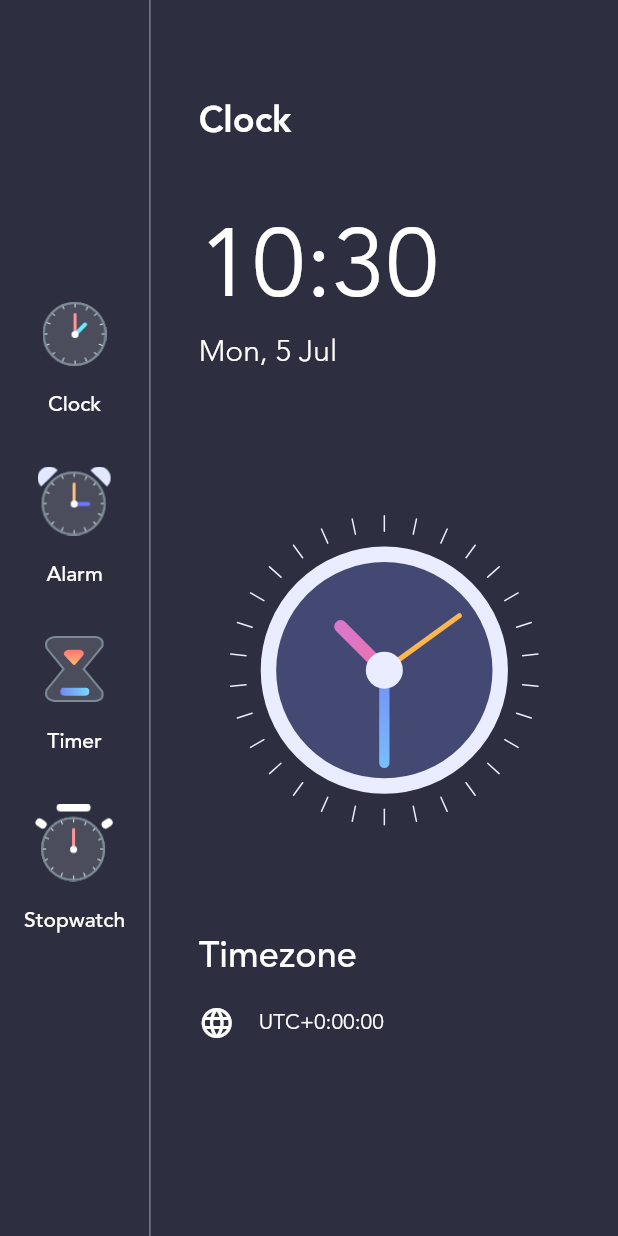
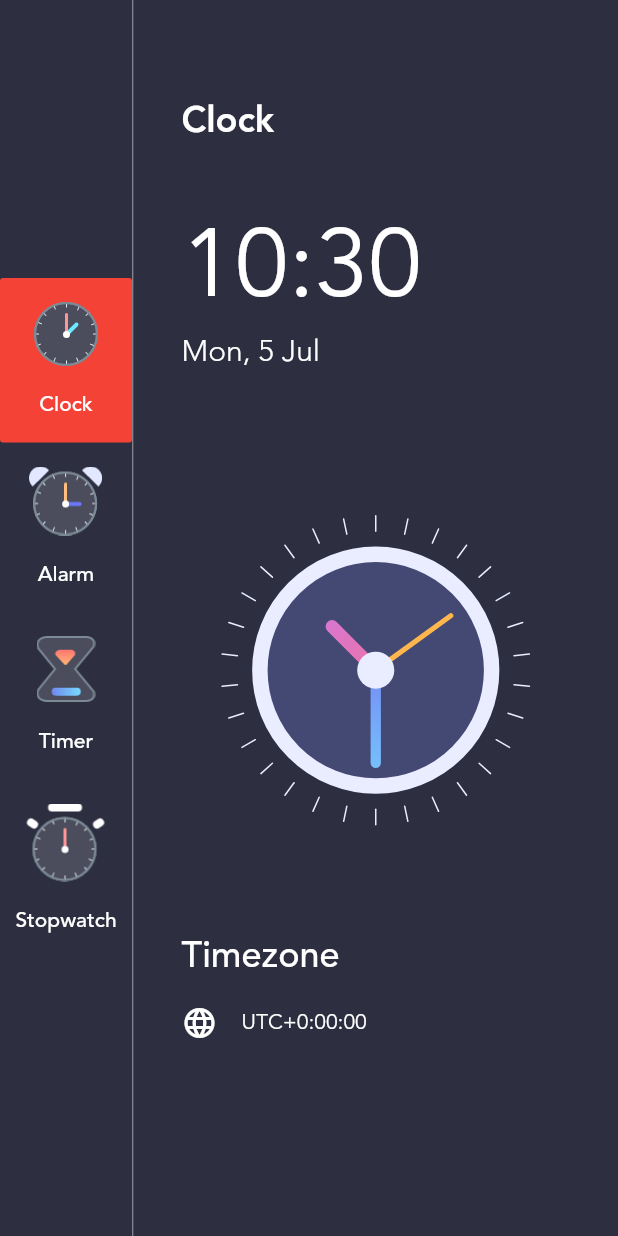
Before and after one commit to Deepraj99/Clock-App, a Flutter app: the screen it shows after launch, after a tap on "Clock", on a phone screen of 412 x 824 dp. Run offline on Flutter 3.47's test engine with Material 2 defaults, Android fonts, the phone set to English and light mode, and no system bars.

Commit message:
second branch completed

```diff
--- /dev/null
+++ b/lib/data.dart
@@ -0,0 +1,13 @@
+import 'package:clock_app/enums.dart';
+import 'menu_info.dart';
+
+List<MenuInfo> menuItems = [
+  MenuInfo(MenuType.clock,
+      title: 'Clock', imageSource: 'assets/images/clock_icon.png'),
+  MenuInfo(MenuType.clock,
+      title: 'Alarm', imageSource: 'assets/images/alarm_icon.png'),
+  MenuInfo(MenuType.clock,
+      title: 'Timer', imageSource: 'assets/images/timer_icon.png'),
+  MenuInfo(MenuType.clock,
+      title: 'Stopwatch', imageSource: 'assets/images/stopwatch_icon.png'),
+];
--- /dev/null
+++ b/lib/enums.dart
@@ -0,0 +1 @@
+enum MenuType { clock, alarm, timer, stopwatch }
--- a/lib/homePage.dart
+++ b/lib/homePage.dart
@@ -1,7 +1,11 @@
 import 'package:clock_app/clockView.dart';
+import 'package:clock_app/menu_info.dart';
 import 'package:clock_app/widgets/colors.dart';
 import 'package:flutter/material.dart';
 import 'package:intl/intl.dart';
+import 'package:provider/provider.dart';
+
+import 'data.dart';
 
 class HomePage extends StatefulWidget {
   HomePage({Key? key}) : super(key: key);
@@ -26,12 +30,9 @@ class _HomePageState extends State<HomePage> {
         children: [
           Column(
             mainAxisAlignment: MainAxisAlignment.center,
-            children: [
-              buildMenuButton('Clock', 'assets/images/clock_icon.png'),
-              buildMenuButton('Alarm', 'assets/images/alarm_icon.png'),
-              buildMenuButton('Timer', 'assets/images/timer_icon.png'),
-              buildMenuButton('Stopwatch', 'assets/images/stopwatch_icon.png'),
-            ],
+            children: menuItems
+                .map((currentMenuInfo) => buildMenuButton(currentMenuInfo))
+                .toList(),
           ),
           VerticalDivider(
             color: Colors.white54,
@@ -128,23 +129,25 @@ class _HomePageState extends State<HomePage> {
     );
   }
 
-  Padding buildMenuButton(String title, String image) {
-    return Padding(
+  Widget buildMenuButton(MenuInfo currentMenuInfo) {
+    return FlatButton(
       padding: const EdgeInsets.symmetric(vertical: 16.0),
-      child: FlatButton(
-        onPressed: () {},
+      color: currentMenuInfo.title == 'Clock' ? Colors.red : Colors.transparent,
+      onPressed: () {
+        var menuInfo = Provider.of<MenuInfo>(context);
+        menuInfo.updateMenu(currentMenuInfo);
+      },
       child: Column(
         children: [
-            Image.asset(image, scale: 1.5),
+          Image.asset(currentMenuInfo.imageSource, scale: 1.5),
           SizedBox(height: 16),
           Text(
-              title,
+            currentMenuInfo.title,
             style: TextStyle(
                 fontFamily: 'avenir', color: Colors.white, fontSize: 14),
           ),
         ],
       ),
-      ),
     );
   }
 }
--- a/lib/main.dart
+++ b/lib/main.dart
@@ -1,5 +1,8 @@
+import 'package:clock_app/enums.dart';
 import 'package:clock_app/homePage.dart';
+import 'package:clock_app/menu_info.dart';
 import 'package:flutter/material.dart';
+import 'package:provider/provider.dart';
 
 void main() => runApp(MyApp());
 
@@ -15,7 +18,10 @@ class MyApp extends StatelessWidget {
         primarySwatch: Colors.blue,
         visualDensity: VisualDensity.adaptivePlatformDensity,
       ),
-      home: HomePage(),
+      home: ChangeNotifierProvider<MenuInfo>(
+          create: (context) =>
+              MenuInfo(MenuType.clock, imageSource: '', title: ''),
+          child: HomePage()),
     );
   }
 }
--- /dev/null
+++ b/lib/menu_info.dart
@@ -0,0 +1,18 @@
+import 'package:clock_app/enums.dart';
+import 'package:flutter/material.dart';
+
+class MenuInfo extends ChangeNotifier {
+  MenuType menuType;
+  String title;
+  String imageSource;
+
+  MenuInfo(this.menuType, {required this.title, required this.imageSource});
+
+  updateMenu(MenuInfo menuInfo) {
+    this.menuType = menuInfo.menuType;
+    this.title = menuInfo.title;
+    this.imageSource = menuInfo.imageSource;
+
+    notifyListeners();
+  }
+}
--- a/pubspec.yaml
+++ b/pubspec.yaml
@@ -21,6 +21,7 @@ environment:
   sdk: ">=2.12.0 <3.0.0"
 
 dependencies:
+  provider: ^5.0.0
   intl: ^0.17.0
   flutter:
     sdk: flutter
```
Also changed, not shown: pubspec.lock. Lines whose indentation alone changed are shown as unchanged.
